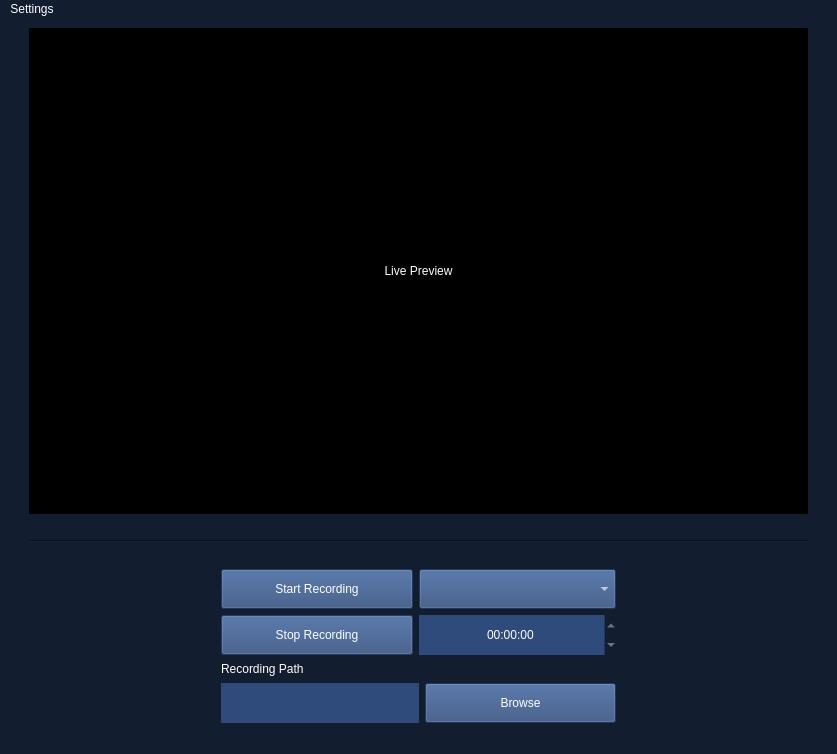
JoatXI/ero, file assets/design.ui: the form before one commit.
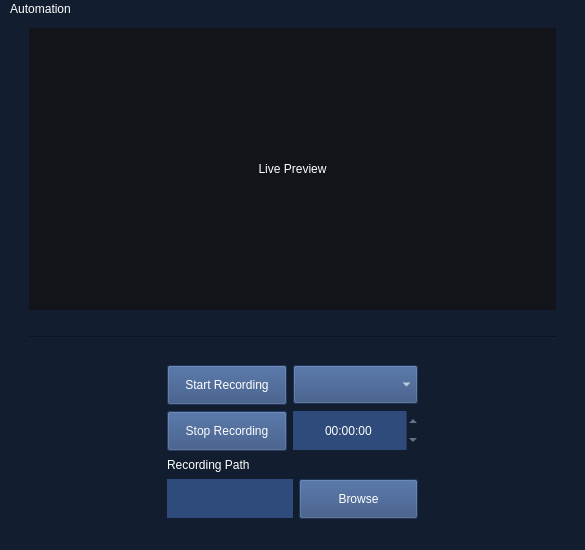
The form after the commit.

Commit message: GUI Settings UI Implementation:

What changed in the file:
```diff
--- a/assets/design.ui
+++ b/assets/design.ui
@@ -6,8 +6,8 @@
    <rect>
     <x>0</x>
     <y>0</y>
-    <width>837</width>
-    <height>754</height>
+    <width>585</width>
+    <height>550</height>
    </rect>
   </property>
   <property name="windowTitle">
@@ -67,7 +67,7 @@
         </property>
         <property name="styleSheet">
          <string notr="true">color: rgb(255, 255, 255);
-background-color: rgb(0, 0, 0);</string>
+background-color: rgb(19, 20, 26);</string>
         </property>
         <property name="text">
          <string>Live Preview</string>
@@ -138,7 +138,7 @@
           <property name="maximumSize">
            <size>
             <width>16777215</width>
-            <height>40</height>
+            <height>39</height>
            </size>
           </property>
           <property name="focusPolicy">
@@ -194,7 +194,7 @@
           <property name="maximumSize">
            <size>
             <width>16777215</width>
-            <height>40</height>
+            <height>39</height>
            </size>
           </property>
           <property name="styleSheet">
@@ -235,7 +235,7 @@
           <property name="maximumSize">
            <size>
             <width>16777215</width>
-            <height>40</height>
+            <height>39</height>
            </size>
           </property>
           <property name="focusPolicy">
@@ -437,20 +437,36 @@
     <rect>
      <x>0</x>
      <y>0</y>
-     <width>837</width>
+     <width>585</width>
      <height>43</height>
     </rect>
    </property>
    <widget class="QMenu" name="menuSettings">
+    <property name="font">
+     <font>
+      <family>Sans Serif Collection</family>
+      <pointsize>8</pointsize>
+      <weight>50</weight>
+      <italic>false</italic>
+      <bold>false</bold>
+     </font>
+    </property>
+    <property name="cursor">
+     <cursorShape>PointingHandCursor</cursorShape>
+    </property>
     <property name="title">
-     <string>Settings</string>
+     <string>Automation</string>
     </property>
     <addaction name="autoButton"/>
    </widget>
    <addaction name="menuSettings"/>
   </widget>
-  <widget class="QStatusBar" name="statusbar"/>
-  <action name="autoButton">
+  <widget class="QStatusBar" name="statusbar">
+   <property name="enabled">
+    <bool>true</bool>
+   </property>
+  </widget>
+  <action name="settingsButton">
    <property name="text">
     <string>Automation</string>
    </property>
```
Left out of the diff: 24 changed lines with no effect on the pictures. The commit also changes 5 other files.
